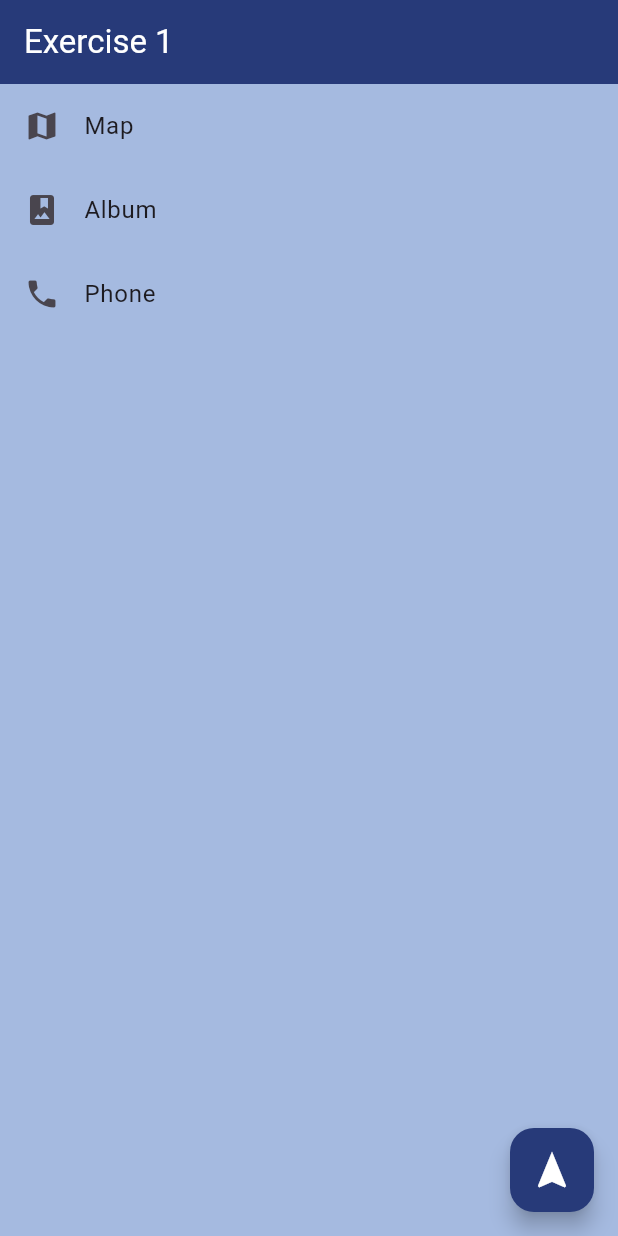
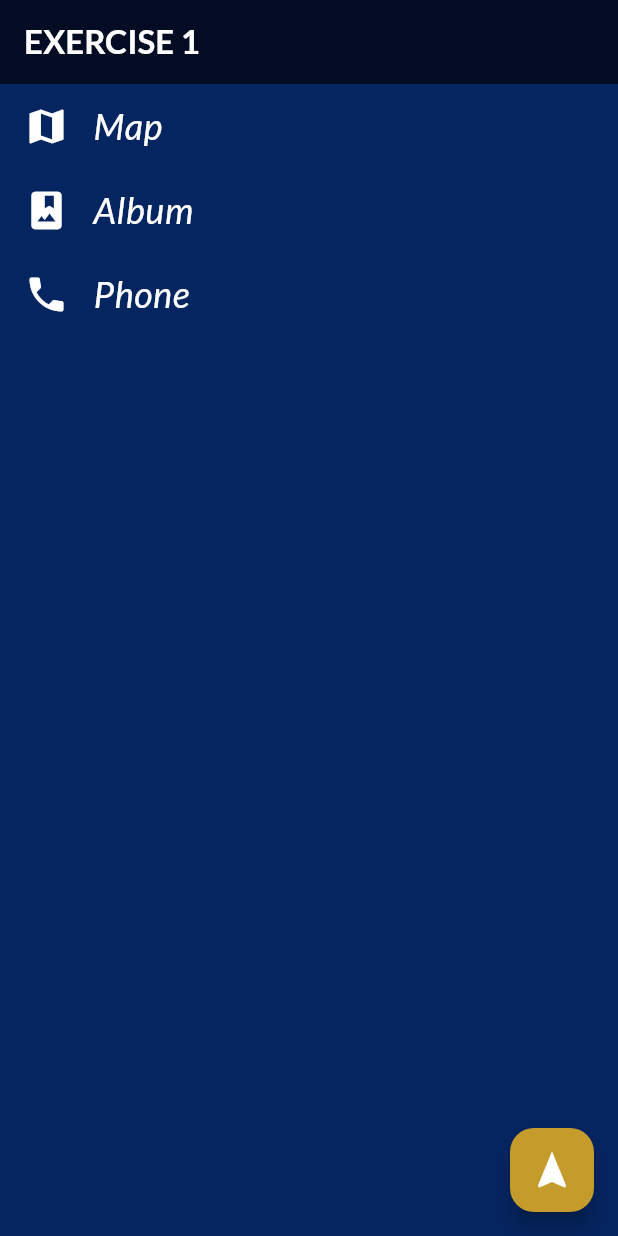
Before and after one commit to tommy4418/ex1, a Flutter app: the screen it shows after launch, on a phone screen of 412 x 824 dp. Run offline on Flutter 3.47's test engine with Material 3 defaults, Android fonts, the phone set to English and light mode, and no system bars; our stand-ins replace google_fonts.

Commit message:
changes in style

```diff
--- a/lib/main.dart
+++ b/lib/main.dart
@@ -1,4 +1,6 @@
 import 'package:flutter/material.dart';
+import 'package:google_fonts/google_fonts.dart';
+
 
 void main() {
   runApp(const MyApp());
@@ -27,34 +29,71 @@ class ExampleScreen extends StatelessWidget {
   Widget build(BuildContext context) {
     return Scaffold(
       appBar: AppBar(
-        title: Text('Exercise 1'),
+        title: Text(
+          'EXERCISE 1',
+          textAlign: TextAlign.center,
+          style: TextStyle(
+            fontFamily: GoogleFonts.lato().fontFamily,
+            color: Colors.white,
+            fontWeight: FontWeight.w700,
+          ),
+        ),
+
         foregroundColor: Colors.white,
-        backgroundColor: Color.fromARGB(255, 39, 58, 121),
+        backgroundColor: Color.fromARGB(255, 4, 12, 36),
       ),
       body: Container(
         decoration: BoxDecoration(
-          color: Color.fromARGB(255, 165, 186, 224),
+          color: Color.fromARGB(255, 5, 37, 97),
         ),
         child: Center(
           child: ListView(
             children: <Widget>[
               ListTile(
-                leading: Icon(Icons.map),
-                title: Text('Map'),
+                leading: Icon(Icons.map, color: Colors.white, size: 30.0),
+                title: Text(
+                  'Map',
+                  style: TextStyle(
+                    fontStyle: FontStyle.italic,
+                    fontFamily: GoogleFonts.lato().fontFamily,
+                    color: Colors.white,
+                    fontWeight: FontWeight.w500,
+                    fontSize: 24.0,
+                  ),
+                ),
                 onTap: () {
                   print('Map tapped');
                 },
               ),
               ListTile(
-                leading: Icon(Icons.photo_album),
-                title: Text('Album'),
+                leading:
+                    Icon(Icons.photo_album, color: Colors.white, size: 30.0),
+                title: Text(
+                  'Album',
+                  style: TextStyle(
+                    fontStyle: FontStyle.italic,
+                    fontFamily: GoogleFonts.lato().fontFamily,
+                    color: Colors.white,
+                    fontWeight: FontWeight.w500,
+                    fontSize: 24.0,
+                  ),
+                ),
                 onTap: () {
                   print('Album tapped');
                 },
               ),
               ListTile(
-                leading: Icon(Icons.phone),
-                title: Text('Phone'),
+                leading: Icon(Icons.phone, color: Colors.white, size: 30.0),
+                title: Text(
+                  'Phone',
+                  style: TextStyle(
+                    fontStyle: FontStyle.italic,
+                    fontFamily: GoogleFonts.lato().fontFamily,
+                    color: Colors.white,
+                    fontWeight: FontWeight.w500,
+                    fontSize: 24.0,
+                  ),
+                ),
                 onTap: () {
                   print('Phone tapped');
                 },
@@ -68,7 +107,7 @@ class ExampleScreen extends StatelessWidget {
           print('Floating action button pressed');
         },
         child: Icon(Icons.navigation, color: Colors.white, size: 30.0),
-        backgroundColor: Color.fromARGB(255, 39, 58, 121),
+        backgroundColor: Color.fromARGB(255, 197, 156, 43),
       ),
     );
   }
```
Also changed, not shown: pubspec.yaml (+4 -5 lines).
